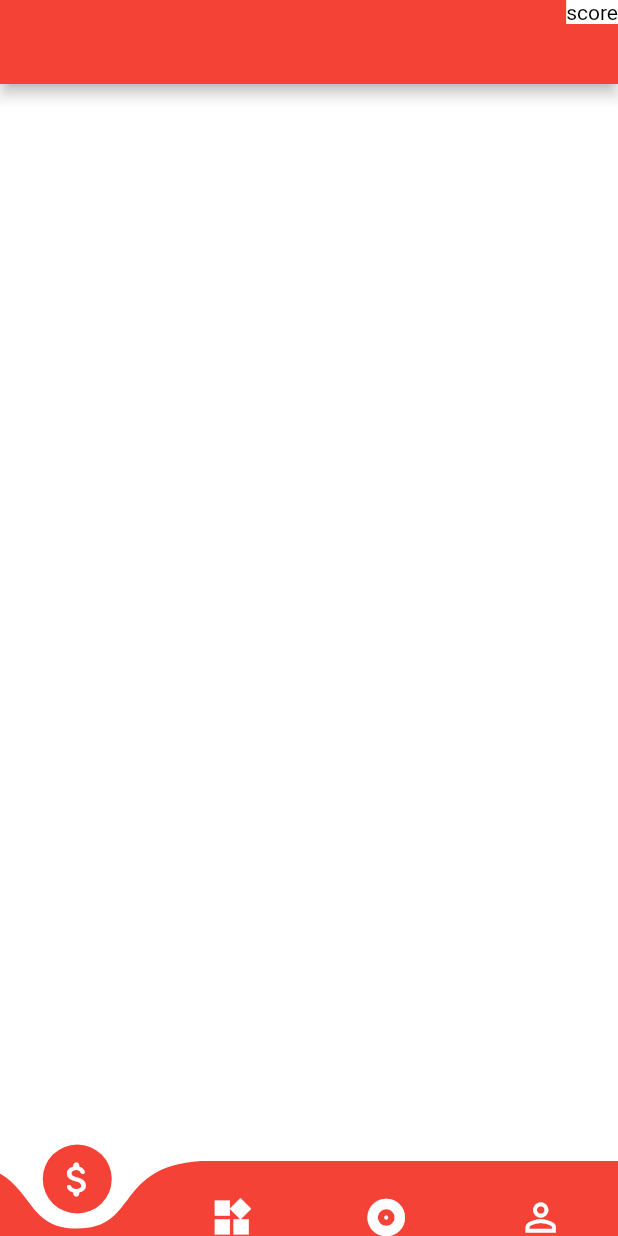
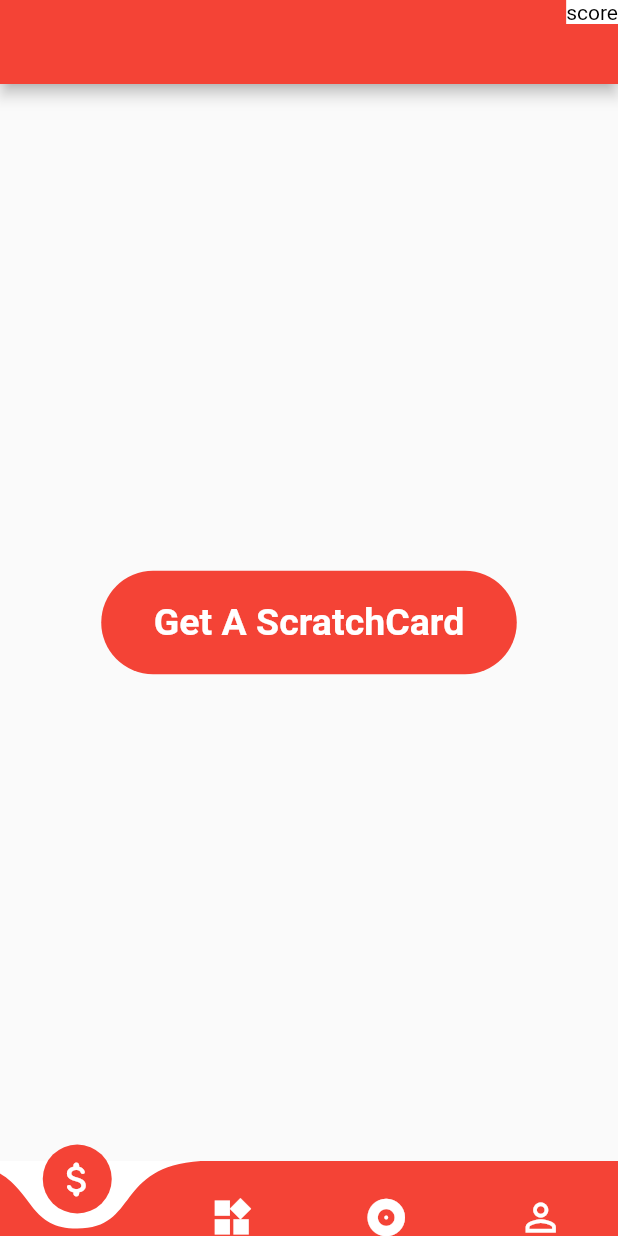
Before and after one commit to intellectualinfotech1/Jgamer, a Flutter app: the screen it shows after launch, on a phone screen of 412 x 824 dp. Run offline on Flutter 3.47's test engine with Material 2 defaults, Android fonts, the phone set to English and light mode, and no system bars; drawn by our look-alikes of curved_navigation_bar; our stand-ins replace rflutter_alert; missing offline and left inert: flutter_spinning_wheel, scratcher.

Commit message:
Scratch card

```diff
--- a/lib/Home.dart
+++ b/lib/Home.dart
@@ -1,6 +1,7 @@
 import 'package:curved_navigation_bar/curved_navigation_bar.dart';
 import 'package:flutter/material.dart';
 import 'package:jgamer/Spinner_wheel.dart';
+import 'package:jgamer/scratch_card.dart';
 
 class Home extends StatefulWidget {
   @override
@@ -26,7 +27,7 @@ class _HomeState extends State<Home> {
       ),
 
       body: <Widget>[
-        Container(color: Colors.white,),
+        ScratchCard(),
         Container(color: Colors.blue,),
         Roulette(),
         Container(color: Colors.red,),
@@ -38,6 +39,7 @@ class _HomeState extends State<Home> {
         items: <Widget>[
           Icon(Icons.attach_money_rounded, size: 30, color: Colors.white,),
           Icon(Icons.widgets, size: 30, color: Colors.white,),
+
           Icon(Icons.album_rounded, size: 30, color: Colors.white,),
           Icon(Icons.perm_identity, size: 30, color: Colors.white,),
         ],
--- a/lib/Spinner_wheel.dart
+++ b/lib/Spinner_wheel.dart
@@ -10,7 +10,6 @@ import 'package:rflutter_alert/rflutter_alert.dart';
 class Roulette extends StatelessWidget {
   int score = 60;
 
-
   final StreamController _dividerController = StreamController<int>();
   final _wheelNotifier = StreamController<double>();
   dispose() {
@@ -21,7 +20,6 @@ class Roulette extends StatelessWidget {
   @override
   Widget build(BuildContext context) {
     return Scaffold(
-
       backgroundColor: Colors.white,
       body: Center(
         child: Column(
@@ -52,9 +50,7 @@ class Roulette extends StatelessWidget {
             SizedBox(height: 10),
             new GestureDetector(
               onTap: () {
-
-
-                  _wheelNotifier.sink.add(_generateRandomVelocity());
+                _wheelNotifier.sink.add(_generateRandomVelocity());
               },
               child: Container(
                 width: 300,
--- /dev/null
+++ b/lib/scratch_card.dart
@@ -0,0 +1,106 @@
+import 'dart:math';
+
+import 'package:flutter/material.dart';
+import 'package:scratcher/scratcher.dart';
+
+
+
+class ScratchCard extends StatelessWidget {
+
+
+
+  @override
+  Widget build(BuildContext context) {
+    return MaterialApp(
+       debugShowCheckedModeBanner: false,
+      home: Scaffold(
+        body: AppBody(),
+      ),
+    );
+  }
+}
+
+class AppBody extends StatelessWidget {
+  double _opacity = 0.0;
+
+  Future<void> scratchCardDialog(BuildContext context) {
+    return showDialog<void>(
+      context: context,
+      builder: (BuildContext context) {
+        return AlertDialog(
+          shape:
+          RoundedRectangleBorder(borderRadius: BorderRadius.circular(30.0)),
+          title: Align(
+            alignment: Alignment.center,
+            child: Text(
+              'You\'ve won a scratch card',
+              style: TextStyle(
+                  color: Colors.black,
+                  fontWeight: FontWeight.bold,
+                  fontSize: 18),
+            ),
+          ),
+          content: StatefulBuilder(builder: (context, StateSetter setState) {
+
+            return Scratcher(
+              accuracy: ScratchAccuracy.low,
+              threshold: 25,
+              brushSize: 25,
+              onThreshold: () {
+                setState(() {
+                  _opacity = 1;
+                });
+              },
+              image: Image.asset('Image/scratchcard.jpg'),
+
+              child: AnimatedOpacity(
+                duration: Duration(milliseconds: 250),
+                opacity: _opacity,
+                child: Container(
+                  height: 200,
+                  width: 300,
+                  alignment: Alignment.center,
+                  child:Text(
+                    '\$200',
+                     style: TextStyle(
+                    color: Colors.blue,
+                    fontWeight: FontWeight.bold,
+                    fontSize: 25,
+                  ),
+                  ),
+                ),
+              ),
+            );
+          }),
+        );
+      },
+    );
+  }
+
+  @override
+  Widget build(BuildContext context) {
+    return Container(
+      alignment: Alignment.center,
+      child: FlatButton(
+        padding: EdgeInsets.symmetric(vertical: 20, horizontal: 35),
+        shape: OutlineInputBorder(
+          borderRadius: BorderRadius.circular(35),
+          borderSide: BorderSide.none,
+        ),
+        color: Colors.red,
+        child: Text(
+          "Get A ScratchCard",
+          style: TextStyle(
+            color: Colors.white,
+            fontWeight: FontWeight.bold,
+            fontSize: 25,
+          ),
+        ),
+        onPressed: () {
+          scratchCardDialog(context);
+
+        }
+      ),
+    );
+  }
+}
--- a/pubspec.yaml
+++ b/pubspec.yaml
@@ -31,6 +31,7 @@ dependencies:
   curved_navigation_bar: ^0.3.4
   flutter_spinning_wheel: ^1.1.0
   rflutter_alert: ^1.1.0
+  scratcher: ^1.4.0
 
 dev_dependencies:
   flutter_test:
@@ -52,6 +53,8 @@ flutter:
      - Image/roulette-8-300.png
      - Image/cpointer.png
      - images/close.png
+     - Image/scratchcard.jpg
+
 
 
   # An image asset can refer to one or more resolution-specific "variants", see
```
Also changed, not shown: Image/scratchcard.jpg (added), pubspec.lock.
